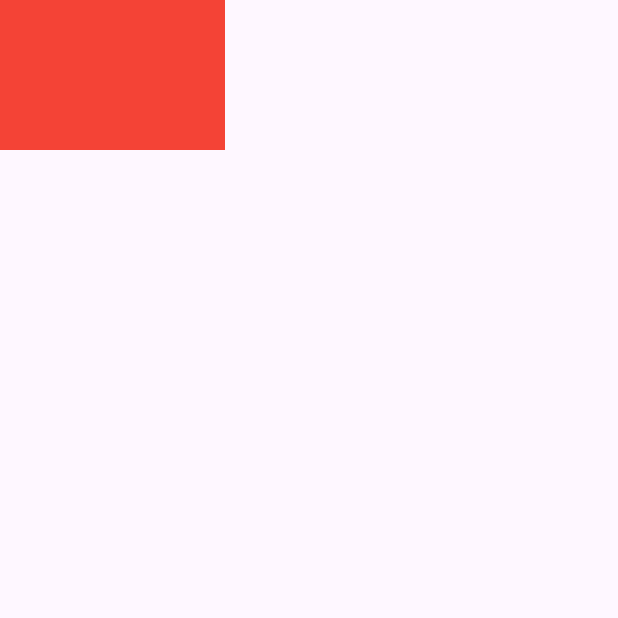
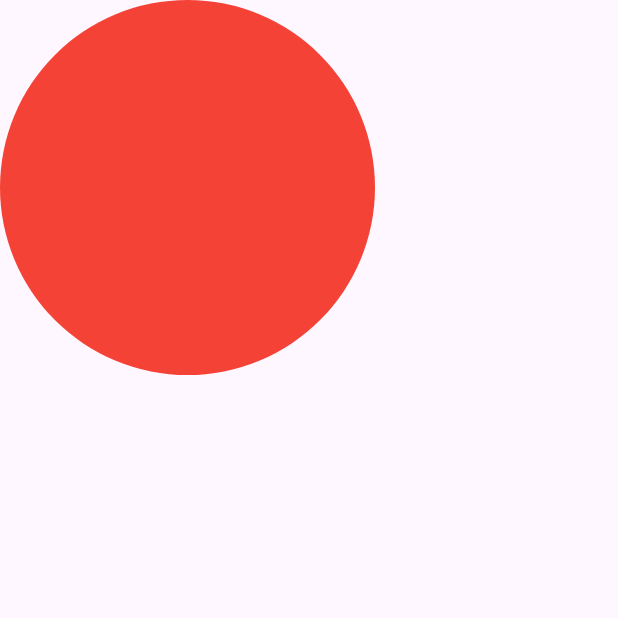
Before and after one commit to Harshana6144/app2, a Flutter app: the screen it shows after launch, on a phone screen of 412 x 824 dp, the top half of it. Run offline on Flutter 3.47's test engine with Material 3 defaults, Android fonts, the phone set to English and light mode, and no system bars.

Commit message:
created a dart flutter app for Container

```diff
--- a/lib/main.dart
+++ b/lib/main.dart
@@ -14,9 +14,13 @@ class MyApp extends StatelessWidget {
       title:'space app',
       home:Scaffold(
         body:Container(
-          height: 100,
-          width: 150,
+          height: 250,
+          width: 250,
+          decoration: BoxDecoration(
+          borderRadius:BorderRadius.
+          circular(1000),
           color: Colors.red,
+          ),
         )
       )
     );
```
